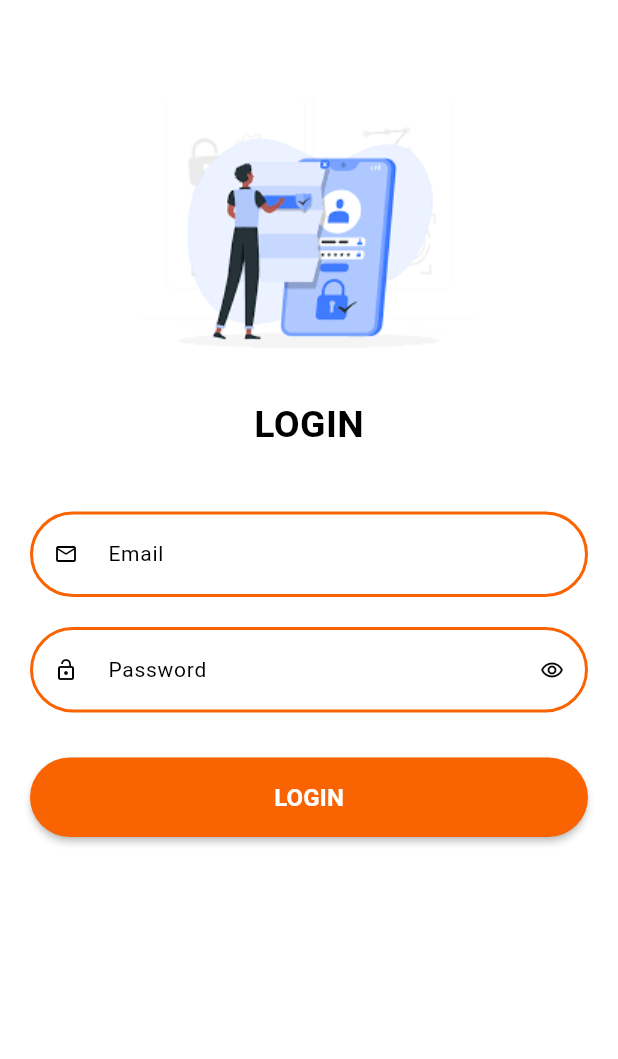
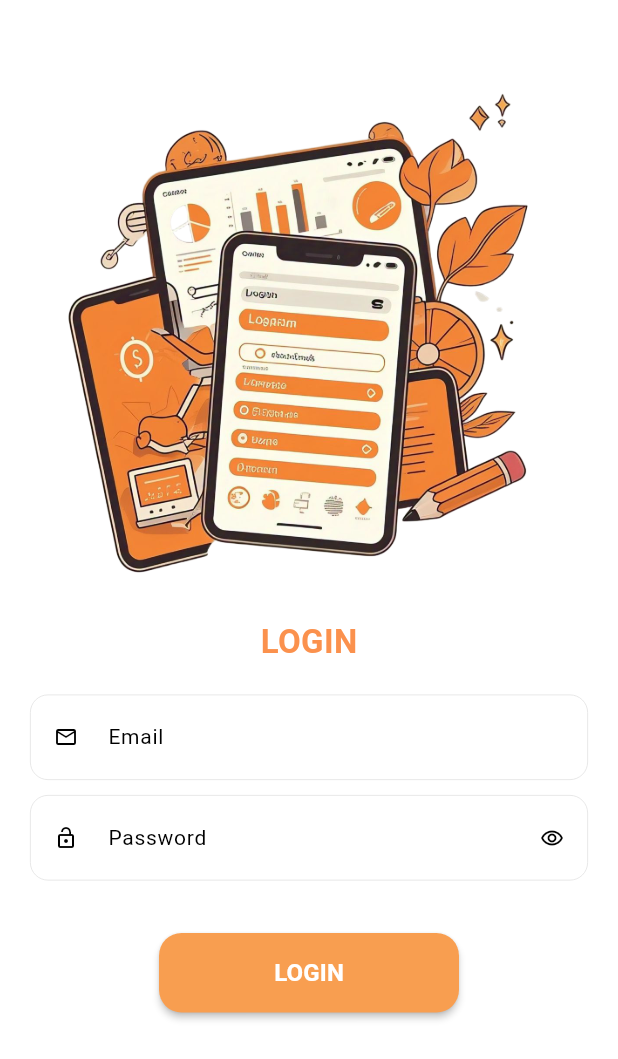
Before and after one commit to kanakkbook/kanakkbook, a Flutter app: the screen it shows after launch, on a phone screen of 412 x 824 dp. Shown: the top 1059 px of the screen. Run offline on Flutter 3.47's test engine with Material 3 defaults, Android fonts, the phone set to English and light mode, and no system bars; our stand-ins replace animated_notch_bottom_bar; missing offline and left inert: auto_binding_field.

Commit message:
modified login

```diff
--- a/lib/custom_widgets/primary_button.dart
+++ b/lib/custom_widgets/primary_button.dart
@@ -7,6 +7,8 @@ class PrimaryButton extends StatelessWidget {
   final Color textColor;
   final double? borderRadius;
   final EdgeInsets padding;
+  final double? height;
+  final double? width;
 
   const PrimaryButton({
     Key? key,
@@ -15,12 +17,14 @@ class PrimaryButton extends StatelessWidget {
     this.backgroundColor = Colors.blue,
     this.textColor = Colors.white,
     this.borderRadius,
-   required this.padding,
+   required this.padding,this.height,this.width
   }) : super(key: key);
 
   @override
   Widget build(BuildContext context) {
     return MaterialButton(
+      height: height,
+      minWidth: width,
       onPressed: onPressed,
       color: backgroundColor,
       shape: RoundedRectangleBorder(
--- a/lib/custom_widgets/primary_textfiled.dart
+++ b/lib/custom_widgets/primary_textfiled.dart
@@ -40,14 +40,14 @@ class PrimaryTextfiled extends StatelessWidget {
         prefixIcon: prefixIcon,
         suffixIcon: suffixIcon,
         enabledBorder: OutlineInputBorder(
-          borderRadius: BorderRadius.circular(30.0),
+          borderRadius: BorderRadius.circular(12.0),
           borderSide:
-              const BorderSide(color: ColorConstants.primary, width: 2.0),
+               BorderSide(color:Colors.grey[300]!, width: 0.5),
         ),
         focusedBorder: OutlineInputBorder(
-          borderRadius: BorderRadius.circular(30.0),
+          borderRadius: BorderRadius.circular(12.0),
           borderSide:
-              const BorderSide(color: ColorConstants.primary, width: 2.0),
+              const BorderSide(color: ColorConstants.secondary, width: .5),
         ),
       ),
       style: const TextStyle(
--- a/lib/modules/login/login_screen.dart
+++ b/lib/modules/login/login_screen.dart
@@ -25,16 +25,16 @@ class LoginScreen extends StatelessWidget {
                 padding: const EdgeInsets.only(top: 40),
                 child: Image.asset('lib/assets/images/login.png'),
               )),
-              const Text(
+               Text(
                 'LOGIN',
                 style: TextStyle(
-                  fontSize: 25,
-                  color: Colors.black,
+                  fontSize: 22,
+                  color:ColorConstants.primary.withOpacity(.7),
                   fontWeight: FontWeight.w700,
                 ),
               ),
               const SizedBox(
-                height: 40,
+                height: 20,
               ),
               const PrimaryTextfiled(
                 hintText: 'Email',
@@ -44,7 +44,7 @@ class LoginScreen extends StatelessWidget {
                 ),
               ),
               const SizedBox(
-                height: 20,
+                height: 10,
               ),
               const PrimaryTextfiled(
                 prefixIcon: Icon(
@@ -58,11 +58,11 @@ class LoginScreen extends StatelessWidget {
                 ),
               ),
               const SizedBox(
-                height: 30,
+                height: 35,
               ),
-              SizedBox(
-                width: double.infinity,
-                child: PrimaryButton(
+              PrimaryButton(
+                height: 10,
+                width: 200,
                 text: 'LOGIN',
                 onPressed: () {
                   Navigator.push(
@@ -71,13 +71,12 @@ class LoginScreen extends StatelessWidget {
                         builder: (context) => const MainScreen(),
                       ));
                 },
-                  backgroundColor: ColorConstants.primary,
+                backgroundColor: ColorConstants.secondary,
                 padding: const EdgeInsets.symmetric(
                   horizontal: 10,
                   vertical: 15,
                 ),
-                  borderRadius: 30,
-                ),
+                borderRadius: 15,
               ),
               const SizedBox(
                 height: 20,
```
Also changed, not shown: lib/assets/images/login.png. Lines whose indentation alone changed are shown as unchanged.
